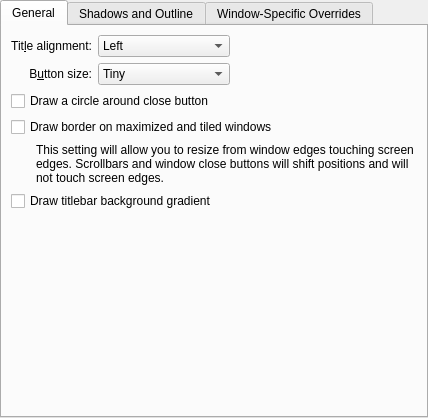
Above: kwin/decoration/breeze-v5.93.0/kdecoration/config/ui/breezeconfigurationui.ui from aeroshell-desktop/aerothemeplasma before the change. Below: the same form after it.
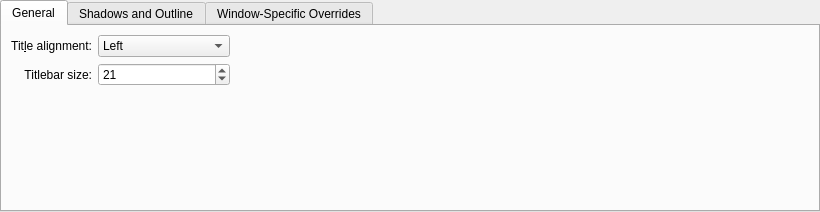
That is the form after the change. Custom widgets are drawn as their Qt base class.

Commit message: Implement titlebar alignment, update README.md

```diff
--- a/kwin/decoration/breeze-v5.93.0/kdecoration/config/ui/breezeconfigurationui.ui
+++ b/kwin/decoration/breeze-v5.93.0/kdecoration/config/ui/breezeconfigurationui.ui
@@ -6,8 +6,8 @@
    <rect>
     <x>0</x>
     <y>0</y>
-    <width>428</width>
-    <height>418</height>
+    <width>820</width>
+    <height>212</height>
    </rect>
   </property>
   <layout class="QVBoxLayout" name="verticalLayout">
@@ -33,18 +33,93 @@
        <string>General</string>
       </attribute>
       <layout class="QGridLayout" name="gridLayout_4">
-       <item row="0" column="0">
-        <widget class="QLabel" name="label_3">
-         <property name="text">
-          <string>Tit&amp;le alignment:</string>
-         </property>
-         <property name="alignment">
-          <set>Qt::AlignRight|Qt::AlignTrailing|Qt::AlignVCenter</set>
-         </property>
-         <property name="buddy">
-          <cstring>titleAlignment</cstring>
-         </property>
-        </widget>
+       <item row="6" column="0" colspan="3">
+        <layout class="QHBoxLayout" name="horizontalLayout">
+         <item>
+          <widget class="QWidget" name="hideWidget" native="true">
+           <property name="minimumSize">
+            <size>
+             <width>20</width>
+             <height>0</height>
+            </size>
+           </property>
+           <widget class="QCheckBox" name="outlineCloseButton">
+            <property name="geometry">
+             <rect>
+              <x>30</x>
+              <y>20</y>
+              <width>202</width>
+              <height>20</height>
+             </rect>
+            </property>
+            <property name="text">
+             <string>Draw a circle around close button</string>
+            </property>
+           </widget>
+           <widget class="QCheckBox" name="drawBackgroundGradient">
+            <property name="geometry">
+             <rect>
+              <x>30</x>
+              <y>50</y>
+              <width>206</width>
+              <height>20</height>
+             </rect>
+            </property>
+            <property name="text">
+             <string>Draw titlebar background gradient</string>
+            </property>
+           </widget>
+           <widget class="QComboBox" name="buttonSize">
+            <property name="geometry">
+             <rect>
+              <x>90</x>
+              <y>80</y>
+              <width>249</width>
+              <height>22</height>
+             </rect>
+            </property>
+            <item>
+             <property name="text">
+              <string>Tiny</string>
+             </property>
+            </item>
+            <item>
+             <property name="text">
+              <string comment="@item:inlistbox Button size:">Small</string>
+             </property>
+            </item>
+            <item>
+             <property name="text">
+              <string comment="@item:inlistbox Button size:">Medium</string>
+             </property>
+            </item>
+            <item>
+             <property name="text">
+              <string comment="@item:inlistbox Button size:">Large</string>
+             </property>
+            </item>
+            <item>
+             <property name="text">
+              <string comment="@item:inlistbox Button size:">Very Large</string>
+             </property>
+            </item>
+           </widget>
+           <widget class="QCheckBox" name="drawBorderOnMaximizedWindows">
+            <property name="geometry">
+             <rect>
+              <x>220</x>
+              <y>40</y>
+              <width>383</width>
+              <height>20</height>
+             </rect>
+            </property>
+            <property name="text">
+             <string>Draw border on maximized and tiled windows</string>
+            </property>
+           </widget>
+          </widget>
+         </item>
+        </layout>
        </item>
        <item row="0" column="1">
         <widget class="QComboBox" name="titleAlignment">
@@ -68,6 +143,24 @@
            <string>Right</string>
           </property>
          </item>
+         <item>
+          <property name="text">
+           <string>Center (Full Width)</string>
+          </property>
+         </item>
+        </widget>
+       </item>
+       <item row="2" column="1">
+        <widget class="QSpinBox" name="titlebarSize">
+         <property name="minimum">
+          <number>17</number>
+         </property>
+         <property name="maximum">
+          <number>100</number>
+         </property>
+         <property name="value">
+          <number>21</number>
+         </property>
         </widget>
        </item>
        <item row="0" column="2">
@@ -83,100 +176,30 @@
          </property>
         </spacer>
        </item>
-       <item row="1" column="0">
-        <widget class="QLabel" name="label_4">
+       <item row="0" column="0">
+        <widget class="QLabel" name="label_3">
          <property name="text">
-          <string>B&amp;utton size:</string>
+          <string>Tit&amp;le alignment:</string>
          </property>
          <property name="alignment">
-          <set>Qt::AlignRight|Qt::AlignTrailing|Qt::AlignVCenter</set>
+          <set>Qt::AlignmentFlag::AlignRight|Qt::AlignmentFlag::AlignTrailing|Qt::AlignmentFlag::AlignVCenter</set>
          </property>
          <property name="buddy">
           <cstring>buttonSize</cstring>
          </property>
         </widget>
        </item>
-       <item row="1" column="1">
-        <widget class="QComboBox" name="buttonSize">
-         <item>
-          <property name="text">
-           <string>Tiny</string>
-          </property>
-         </item>
-         <item>
-          <property name="text">
-           <string comment="@item:inlistbox Button size:">Small</string>
-          </property>
-         </item>
-         <item>
-          <property name="text">
-           <string comment="@item:inlistbox Button size:">Medium</string>
-          </property>
-         </item>
-         <item>
-          <property name="text">
-           <string comment="@item:inlistbox Button size:">Large</string>
-          </property>
-         </item>
-         <item>
-          <property name="text">
-           <string comment="@item:inlistbox Button size:">Very Large</string>
-          </property>
-         </item>
-        </widget>
-       </item>
-       <item row="2" column="0" colspan="3">
-        <widget class="QCheckBox" name="outlineCloseButton">
+       <item row="2" column="0">
+        <widget class="QLabel" name="label_7">
          <property name="text">
-          <string>Draw a circle around close button</string>
+          <string>Titlebar size:</string>
          </property>
-        </widget>
-       </item>
-       <item row="3" column="0" colspan="3">
-        <widget class="QCheckBox" name="drawBorderOnMaximizedWindows">
-         <property name="text">
-          <string>Draw border on maximized and tiled windows</string>
+         <property name="alignment">
+          <set>Qt::AlignmentFlag::AlignRight|Qt::AlignmentFlag::AlignTrailing|Qt::AlignmentFlag::AlignVCenter</set>
          </property>
         </widget>
        </item>
-       <item row="4" column="0" colspan="3">
-        <layout class="QHBoxLayout" name="horizontalLayout">
-         <item>
-          <spacer name="horizontalSpacer_2">
-           <property name="orientation">
-            <enum>Qt::Horizontal</enum>
-           </property>
-           <property name="sizeType">
-            <enum>QSizePolicy::Fixed</enum>
-           </property>
-           <property name="sizeHint" stdset="0">
-            <size>
-             <width>25</width>
-             <height>20</height>
-            </size>
-           </property>
-          </spacer>
-         </item>
-         <item>
-          <widget class="QLabel" name="drawBorderOnMaximizedWindowsHelpLabel">
-           <property name="text">
-            <string>This setting will allow you to resize from window edges touching screen edges. Scrollbars and window close buttons will shift positions and will not touch screen edges.</string>
-           </property>
-           <property name="wordWrap">
-            <bool>true</bool>
-           </property>
-          </widget>
-         </item>
-        </layout>
-       </item>
-       <item row="5" column="0" colspan="3">
-        <widget class="QCheckBox" name="drawBackgroundGradient">
-         <property name="text">
-          <string>Draw titlebar background gradient</string>
-         </property>
-        </widget>
-       </item>
-       <item row="6" column="0" colspan="3">
+       <item row="3" column="0">
         <spacer name="verticalSpacer">
          <property name="orientation">
           <enum>Qt::Vertical</enum>
```
Left out of the diff: 27 changed lines with no effect on the pictures. The commit also changes 27 other files.
